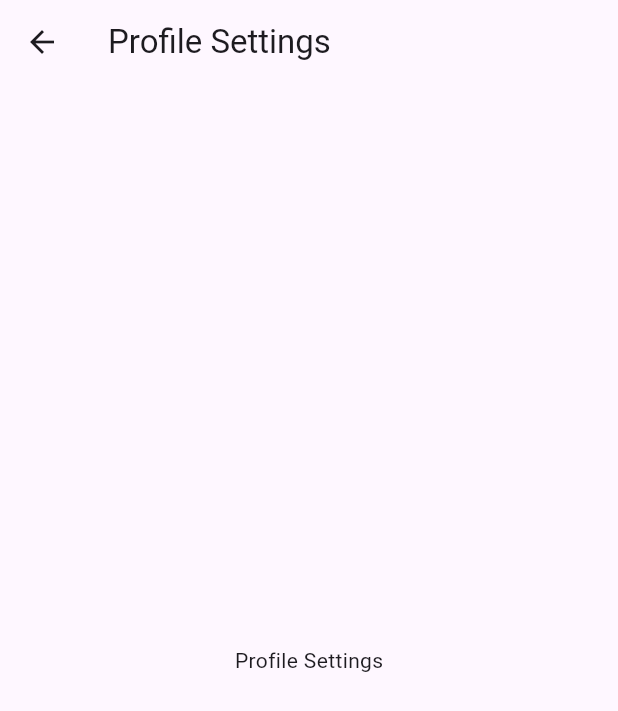
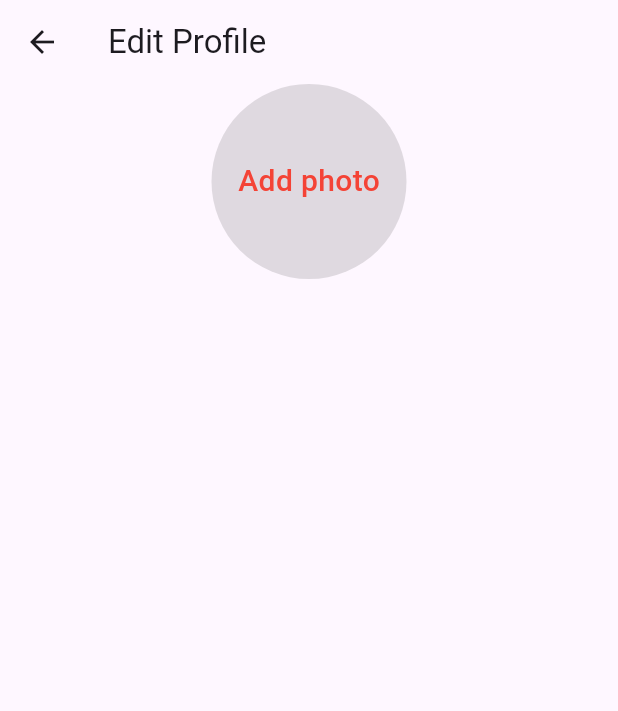
Before and after one commit to sakshi-0009/Flutter-Widgets, a Flutter app: the ProfileSettingView screen opened by its route, on a phone screen of 412 x 824 dp. Shown: the top 711 px of the screen. Run offline on Flutter 3.47's test engine with Material 3 defaults, Android fonts, the phone set to English and light mode, and no system bars; our stand-ins replace firebase_auth, firebase_core, get, otp_text_field, shared_preferences, sqflite; accounts and stored records are empty.

Commit message:
Updated Profile Setting Page

```diff
--- a/smart_door_lock/lib/presentation/modules/profile/profile_setting/profile_setting_view.dart
+++ b/smart_door_lock/lib/presentation/modules/profile/profile_setting/profile_setting_view.dart
@@ -1,18 +1,48 @@
-import 'package:europa_lock/presentation/modules/profile/subscription/subscription_controller.dart';
+import 'package:europa_lock/presentation/modules/profile/profile_setting/profile_setting_controller.dart';
 import 'package:flutter/material.dart';
 import 'package:get/get.dart';
 
-class ProfileSettingView extends GetView<SubscriptionController> {
+class ProfileSettingView extends GetView<ProfileSettingController> {
   const ProfileSettingView({super.key});
 
   @override
   Widget build(BuildContext context) {
     return Scaffold(
       appBar: AppBar(
-        title: const Text("Profile Settings"),
+        title: const Text("Edit Profile"),
       ),
-      body: const Center(
-        child: Text("Profile Settings"),
+      body: Center(
+        child: Column(
+          children: [
+            // Circular Profile Container
+            Stack(
+              alignment: Alignment.center,
+              children: [
+                Container(
+                  width: 130,
+                  height: 130,
+                  decoration: const BoxDecoration(
+                    shape: BoxShape.circle,
+                    color: Colors.black12, // You can show profile image here
+                  ),
+                ),
+                Positioned(
+                  child: GestureDetector(
+                    onTap: controller.showAddPhotoSheet,
+                    child: const Text(
+                      "Add photo",
+                      style: TextStyle(
+                        color: Colors.red,
+                        fontSize: 20,
+                        fontWeight: FontWeight.w500,
+                      ),
+                    ),
+                  ),
+                ),
+              ],
+            ),
+          ],
+        ),
       ),
     );
   }
```
Also changed, not shown: smart_door_lock/lib/presentation/modules/profile/profile_setting/profile_setting_controller.dart (+105 -0 lines).
